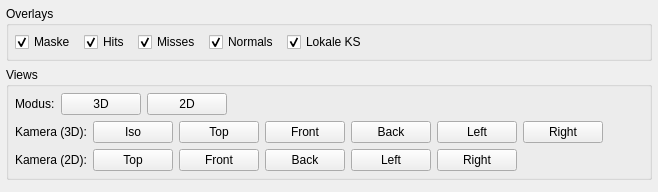
First picture: the form in Spraycoater/resource/ui/tabs/recipe/coating_preview_panel.ui, repository mikv75-lab/ROS-Project, before the edit.
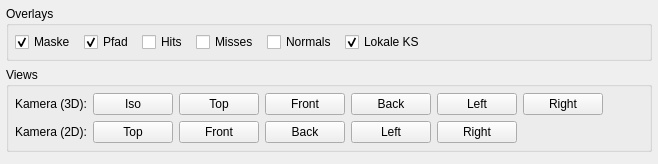
Second picture: the form after the edit.

Patch:
```diff
--- a/Spraycoater/resource/ui/tabs/recipe/coating_preview_panel.ui
+++ b/Spraycoater/resource/ui/tabs/recipe/coating_preview_panel.ui
@@ -31,22 +31,31 @@
         <property name="checked"><bool>true</bool></property>
        </widget>
       </item>
+
+      <!-- NEU: Pfad sichtbar/ausblendbar -->
+      <item>
+       <widget class="QCheckBox" name="chkShowPath">
+        <property name="text"><string>Pfad</string></property>
+        <property name="checked"><bool>true</bool></property>
+       </widget>
+      </item>
+
       <item>
        <widget class="QCheckBox" name="chkShowHits">
         <property name="text"><string>Hits</string></property>
-        <property name="checked"><bool>true</bool></property>
+        <property name="checked"><bool>false</bool></property>
        </widget>
       </item>
       <item>
        <widget class="QCheckBox" name="chkShowMisses">
         <property name="text"><string>Misses</string></property>
-        <property name="checked"><bool>true</bool></property>
+        <property name="checked"><bool>false</bool></property>
        </widget>
       </item>
       <item>
        <widget class="QCheckBox" name="chkShowNormals">
         <property name="text"><string>Normals</string></property>
-        <property name="checked"><bool>true</bool></property>
+        <property name="checked"><bool>false</bool></property>
        </widget>
       </item>
       <item>
@@ -81,27 +90,6 @@
       <property name="rightMargin"><number>6</number></property>
       <property name="bottomMargin"><number>6</number></property>
 
-      <!-- Row: Mode -->
-      <item>
-       <layout class="QHBoxLayout" name="rowMode">
-        <item>
-         <widget class="QLabel" name="lblViewMode">
-          <property name="text"><string>Modus:</string></property>
-         </widget>
-        </item>
-        <item><widget class="QPushButton" name="btnMode3D"><property name="text"><string>3D</string></property></widget></item>
-        <item><widget class="QPushButton" name="btnMode2D"><property name="text"><string>2D</string></property></widget></item>
-        <item>
-         <spacer name="spacerMode">
-          <property name="orientation"><enum>Qt::Horizontal</enum></property>
-          <property name="sizeHint" stdset="0">
-           <size><width>40</width><height>20</height></size>
-          </property>
-         </spacer>
-        </item>
-       </layout>
-      </item>
-
       <!-- Row: Kamera (3D) -->
       <item>
        <layout class="QHBoxLayout" name="rowCamera3D">
```
Left out of the diff: 18 changed lines with no effect on the pictures.
